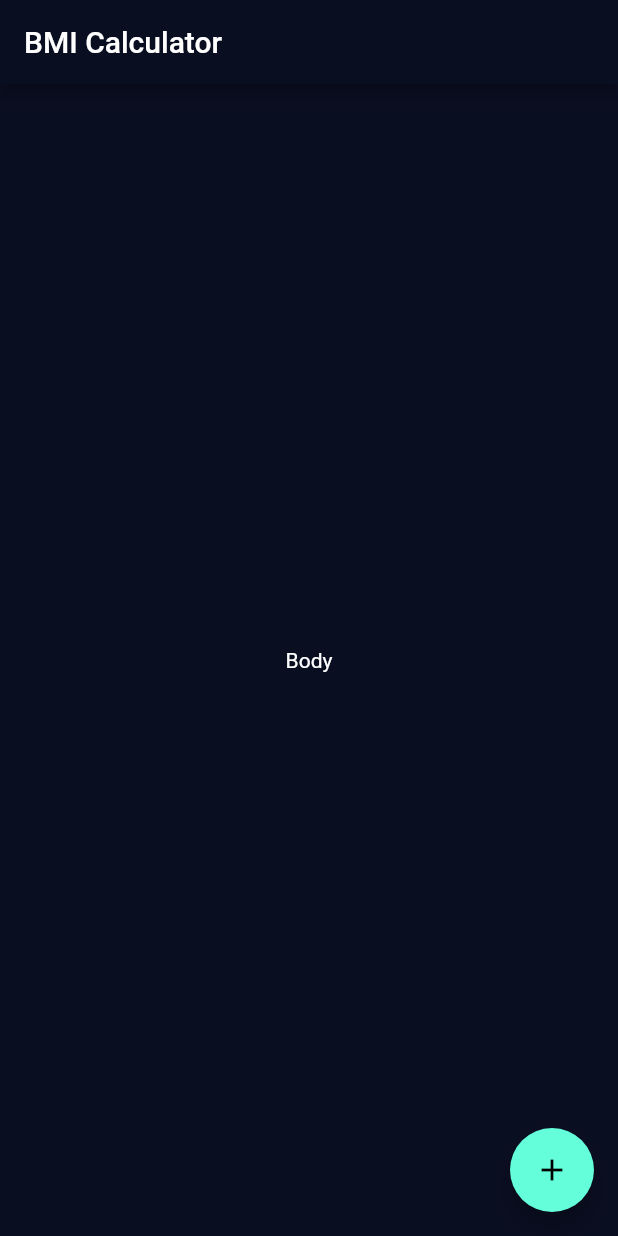
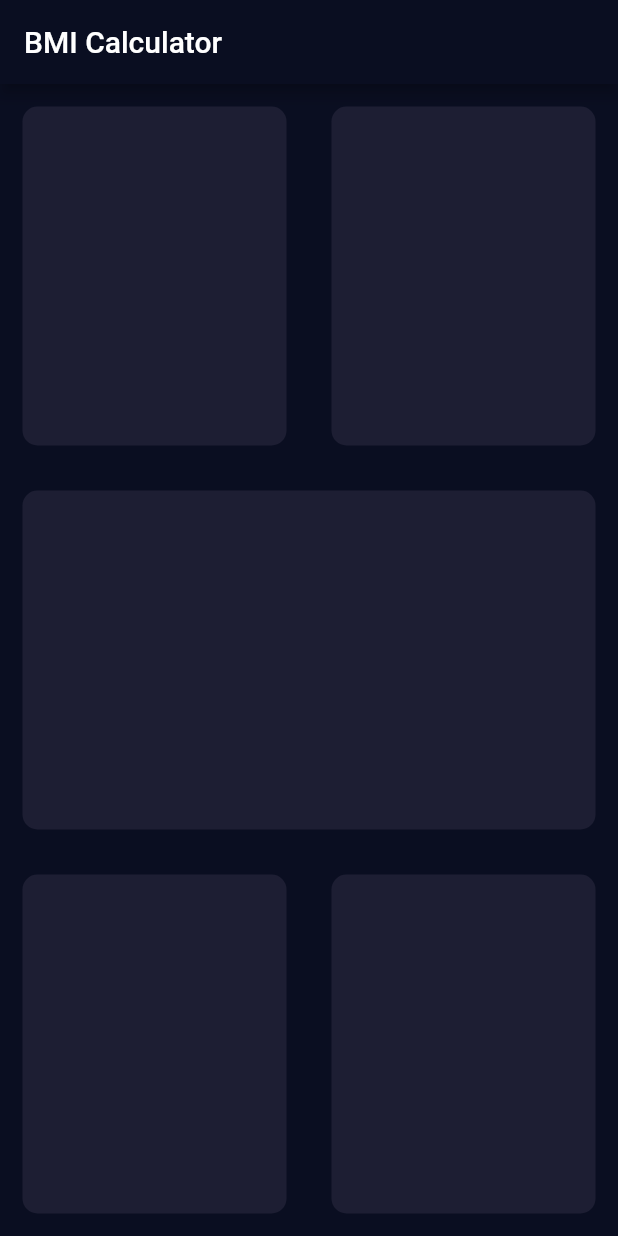
Before and after one commit to jlemanski1/BMI-Calculator, a Flutter app: the screen it shows after launch, on a phone screen of 412 x 824 dp. Run offline on Flutter 3.47's test engine with Material 2 defaults, Android fonts, the phone set to English and light mode, and no system bars.

Commit message:
Created mockup main page, refactored cards into custom widget

```diff
--- a/bmi_calculator/lib/input_page.dart
+++ b/bmi_calculator/lib/input_page.dart
@@ -14,13 +14,46 @@ class _InputPageState extends State<InputPage> {
       appBar: AppBar(
         title: Text('BMI Calculator'),
       ),
-      body: Center(
-        child: Text('Body'),
-      ),
-      floatingActionButton: FloatingActionButton(
-        child: Icon(Icons.add),
-        onPressed: (){},
-      ),
+      body: Column(
+        children: <Widget>[
+          Expanded(child: Row(
+            children: <Widget>[
+              Expanded(child: MainPageCard(),
+              ),
+              Expanded(child: MainPageCard(),
+              ),
+            ],
+          )),
+          Expanded(child: MainPageCard(),
+          ),
+          Expanded(child: Row(
+            children: <Widget>[
+              Expanded(child: MainPageCard(),
+              ),
+              Expanded(child: MainPageCard(),
+              ),
+            ],),
+          ),
+        ],
+      )
     );
   }
 }
+
+
+class MainPageCard extends StatelessWidget {
+  const MainPageCard({
+    Key key,
+  }) : super(key: key);
+
+  @override
+  Widget build(BuildContext context) {
+    return Container(
+      margin: EdgeInsets.all(15.0),
+      decoration: BoxDecoration(
+        color: Color(0xFF1D1E33),
+        borderRadius: BorderRadius.circular(10.0),
+        ),
+      );
+  }
+}
```
Also changed, not shown: 5 other files.
